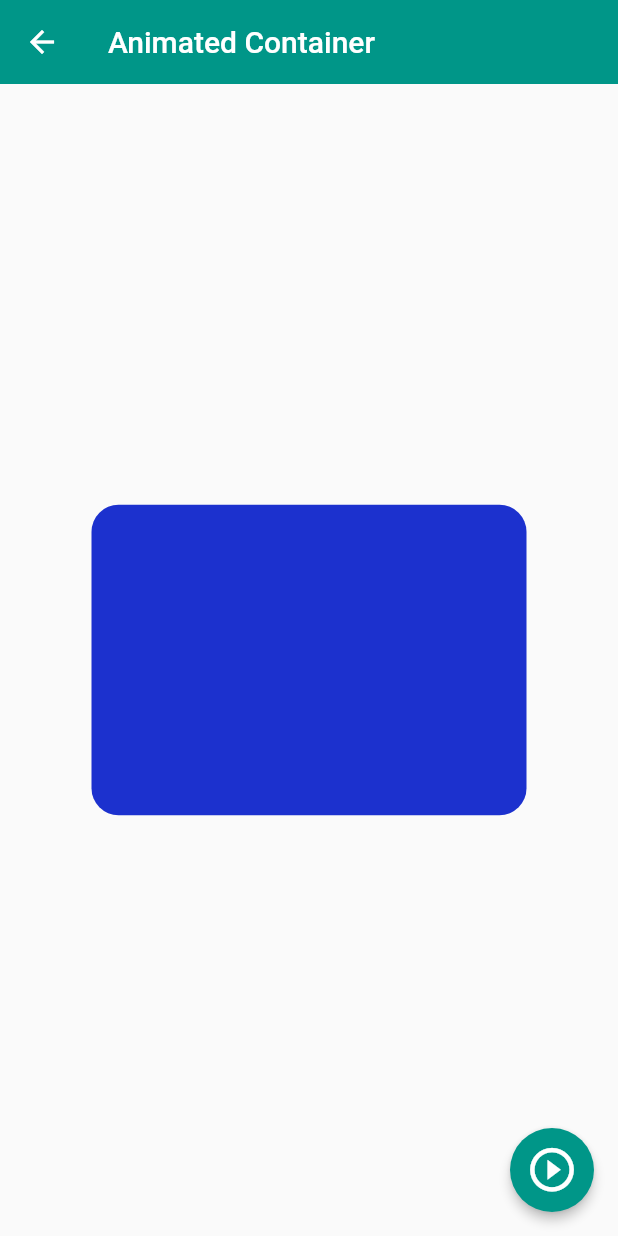
After one commit to raikerdev/flutter-components, a Flutter app: the AnimatedScreen screen opened by its route, after a tap on the "play circle outline" icon, on a phone screen of 412 x 824 dp. The commit adds this screen. Run offline on Flutter 3.47's test engine with Material 2 defaults, Android fonts, the phone set to English and light mode, and no system bars.

Commit message:
animated container implemented

```diff
--- a/lib/router/app_routes.dart
+++ b/lib/router/app_routes.dart
@@ -6,12 +6,12 @@ class AppRoutes {
   static const initialRoute = 'home';
 
   static final menuOptions = <MenuOption>[
-    MenuOption(route: 'home', name: 'Home Screen', screen: const HomeScreen(), icon: Icons.home_outlined),
     MenuOption(route: 'listview01', name: 'Listview01 Screen', screen: const Listview01Screen(), icon: Icons.list_outlined),
     MenuOption(route: 'listview02', name: 'Listview01 Screen', screen: const Listview02Screen(), icon: Icons.list_outlined),
     MenuOption(route: 'alert', name: 'Alert Screen', screen: const AlertScreen(), icon: Icons.add_alert_outlined),
     MenuOption(route: 'card', name: 'Cards Screen', screen: const CardScreen(), icon: Icons.credit_card_outlined),
-    MenuOption(route: 'avatar', name: 'Avatar Screen', screen: const AvatarScreen(), icon: Icons.supervised_user_circle_outlined)
+    MenuOption(route: 'avatar', name: 'Avatar Screen', screen: const AvatarScreen(), icon: Icons.supervised_user_circle_outlined),
+    MenuOption(route: 'animated', name: 'Animated Screen', screen: const AnimatedScreen(), icon: Icons.play_circle_outline),
   ];
 
   /* static Map<String, Widget Function(BuildContext)> routes = {
@@ -24,6 +24,7 @@ class AppRoutes {
 
   static Map<String, Widget Function(BuildContext)> getAppRoutes() {
     Map<String, Widget Function(BuildContext)> appRoutes = {};
+    appRoutes.addAll({'home': (context) => const HomeScreen()});
     for (var option in menuOptions) {
       appRoutes.addAll({option.route: (context) => option.screen});
     }
--- /dev/null
+++ b/lib/screens/animated_screen.dart
@@ -0,0 +1,55 @@
+import 'dart:math' show Random;
+
+import 'package:flutter/material.dart';
+import 'package:flutter_components/themes/app_theme.dart';
+
+class AnimatedScreen extends StatefulWidget {
+  const AnimatedScreen({Key? key}) : super(key: key);
+
+  @override
+  State<AnimatedScreen> createState() => _AnimatedScreenState();
+}
+
+class _AnimatedScreenState extends State<AnimatedScreen> {
+  double _width = 50;
+  double _height = 50;
+  Color _color = AppTheme.primary;
+  BorderRadiusGeometry _borderRadius = BorderRadius.circular(10);
+
+  void changeShape() {
+    final random = Random();
+    _width = random.nextInt(300) + 70.0;
+    _height = random.nextInt(300) + 70.0;
+    _color = Color.fromRGBO(random.nextInt(250), random.nextInt(250), random.nextInt(250), 1);
+    _borderRadius = BorderRadius.circular(random.nextInt(50) + 10.0);
+    setState(() {});
+  }
+
+  @override
+  Widget build(BuildContext context) {
+    return Scaffold(
+      appBar: AppBar(
+        title: const Text('Animated Container'),
+      ),
+      body: Center(
+        child: AnimatedContainer(
+          width: _width,
+          height: _height,
+          decoration: BoxDecoration(
+            color: _color,
+            borderRadius: _borderRadius,
+          ),
+          duration: const Duration(milliseconds: 400),
+          curve: Curves.easeOutCubic,
+        ),
+      ),
+      floatingActionButton: FloatingActionButton(
+        onPressed: changeShape,
+        child: const Icon(
+          Icons.play_circle_outline,
+          size: 35,
+        ),
+      ),
+    );
+  }
+}
--- a/lib/screens/screens.dart
+++ b/lib/screens/screens.dart
@@ -1,4 +1,5 @@
 export 'package:flutter_components/screens/alert-screen.dart';
+export 'package:flutter_components/screens/animated_screen.dart';
 export 'package:flutter_components/screens/avatar_screen.dart';
 export 'package:flutter_components/screens/card_screen.dart';
 export 'package:flutter_components/screens/home_screen.dart';
```
